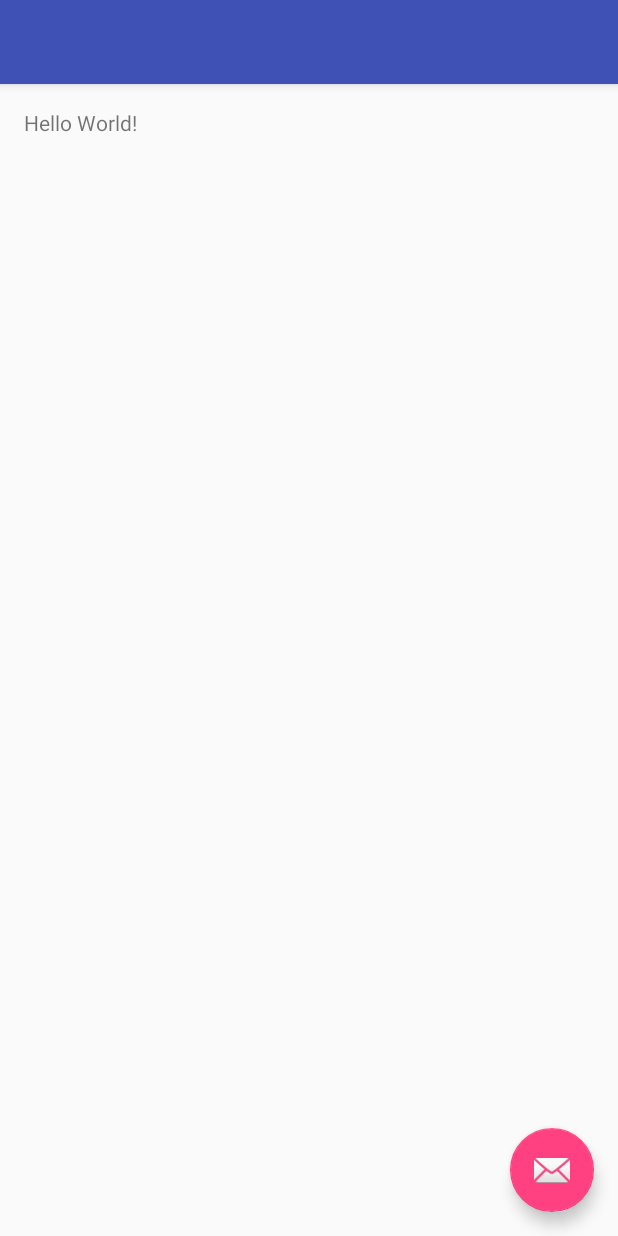
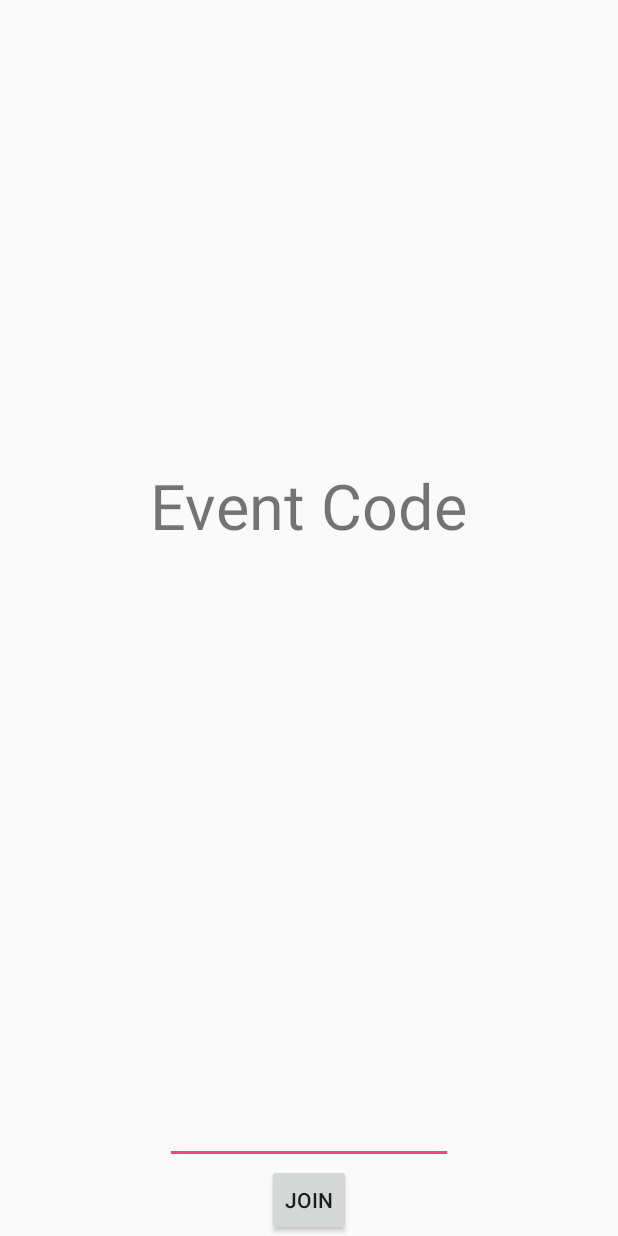
Before and after one commit to AlstonLin/PolarFeed, an Android app: the screen it shows after launch (MainActivity), on a phone screen of 412 x 824 dp. Run offline under Robolectric (Android 15) with nearby library versions, the phone set to English and light mode, and no system bars.

Commit message:
Activity flow, framework, and fragments set up.

```diff
--- a/app/build.gradle
+++ b/app/build.gradle
@@ -30,4 +30,5 @@ dependencies {
     testCompile 'junit:junit:4.12'
     compile 'com.android.support:appcompat-v7:23.1.1'
     compile 'com.android.support:design:23.1.1'
+    compile 'com.android.support:support-v4:23.1.1'
 }
--- a/app/src/main/java/io/alstonlin/wildhacksproject/MainActivity.java
+++ b/app/src/main/java/io/alstonlin/wildhacksproject/MainActivity.java
@@ -1,23 +1,30 @@
 package io.alstonlin.wildhacksproject;
 
-import android.app.Activity;
+import android.content.Intent;
 import android.os.Bundle;
-import android.support.design.widget.FloatingActionButton;
-import android.support.design.widget.Snackbar;
+import android.support.v4.app.FragmentActivity;
 import android.view.View;
-public class MainActivity extends Activity {
+import android.widget.Button;
+import android.widget.EditText;
+
+public class MainActivity extends FragmentActivity {
+    public final static String EXTRA_CODE = "io.alstonlin.wildhacksproject";
 
     @Override
     protected void onCreate(Bundle savedInstanceState) {
         super.onCreate(savedInstanceState);
         setContentView(R.layout.activity_main);
+        Button joinButton = (Button) findViewById(R.id.join);
+        joinButton.setOnClickListener(new View.OnClickListener() {
+            @Override
+            public void onClick(View v) {
+                String code = ((EditText) findViewById(R.id.code)).getText().toString();
+                Intent intent = new Intent(MainActivity.this, AppActivity.class);
 
-        FloatingActionButton fab = (FloatingActionButton) findViewById(R.id.fab);
-        fab.setOnClickListener(new View.OnClickListener() {
-            @Override
-            public void onClick(View view) {
-                Snackbar.make(view, "Replace with your own action", Snackbar.LENGTH_LONG)
-                        .setAction("Action", null).show();
+                //TODO: Validate code
+
+                intent.putExtra(EXTRA_CODE, code);
+                startActivity(intent);
             }
         });
     }
--- a/app/src/main/res/layout/activity_main.xml
+++ b/app/src/main/res/layout/activity_main.xml
@@ -1,25 +1,34 @@
 <?xml version="1.0" encoding="utf-8"?>
-<android.support.design.widget.CoordinatorLayout
+<LinearLayout
     xmlns:android="http://schemas.android.com/apk/res/android"
-    xmlns:app="http://schemas.android.com/apk/res-auto"
     xmlns:tools="http://schemas.android.com/tools" android:layout_width="match_parent"
     android:layout_height="match_parent" android:fitsSystemWindows="true"
+    android:orientation="vertical"
     tools:context=".MainActivity">
 
-    <android.support.design.widget.AppBarLayout android:layout_height="wrap_content"
-        android:layout_width="match_parent" android:theme="@style/AppTheme.AppBarOverlay">
 
-        <android.support.v7.widget.Toolbar android:id="@+id/toolbar"
-            android:layout_width="match_parent" android:layout_height="?attr/actionBarSize"
-            android:background="?attr/colorPrimary" app:popupTheme="@style/AppTheme.PopupOverlay" />
+    <TextView
+        android:layout_width="wrap_content"
+        android:layout_height="0dp"
+        android:layout_weight="3"
+        android:text="Event Code"
+        android:layout_gravity="center_horizontal"
+        android:gravity="bottom"
+        android:paddingTop="100dp"
+        android:textSize="42sp" />
+    <EditText
+        android:layout_width="wrap_content"
+        android:ems="9"
+        android:layout_gravity="center_horizontal"
+        android:layout_height="wrap_content"
+        android:id="@+id/code"
+        android:layout_weight="3" />
+    <Button
+        style="?android:attr/buttonStyleSmall"
+        android:layout_width="wrap_content"
+        android:layout_height="wrap_content"
+        android:layout_gravity="center_horizontal"
+        android:text="Join"
+        android:id="@+id/join" />
 
-    </android.support.design.widget.AppBarLayout>
-
-    <include layout="@layout/content_main" />
-
-    <android.support.design.widget.FloatingActionButton android:id="@+id/fab"
-        android:layout_width="wrap_content" android:layout_height="wrap_content"
-        android:layout_gravity="bottom|end" android:layout_margin="@dimen/fab_margin"
-        android:src="@android:drawable/ic_dialog_email" />
-
-</android.support.design.widget.CoordinatorLayout>
+</LinearLayout>
--- a/app/src/main/res/layout/content_main.xml
+++ /dev/null
@@ -1,14 +0,0 @@
-<?xml version="1.0" encoding="utf-8"?>
-<RelativeLayout xmlns:android="http://schemas.android.com/apk/res/android"
-    xmlns:tools="http://schemas.android.com/tools"
-    xmlns:app="http://schemas.android.com/apk/res-auto" android:layout_width="match_parent"
-    android:layout_height="match_parent" android:paddingLeft="@dimen/activity_horizontal_margin"
-    android:paddingRight="@dimen/activity_horizontal_margin"
-    android:paddingTop="@dimen/activity_vertical_margin"
-    android:paddingBottom="@dimen/activity_vertical_margin"
-    app:layout_behavior="@string/appbar_scrolling_view_behavior"
-    tools:showIn="@layout/activity_main" tools:context=".MainActivity">
-
-    <TextView android:text="Hello World!" android:layout_width="wrap_content"
-        android:layout_height="wrap_content" />
-</RelativeLayout>
--- a/app/src/main/res/values-v21/styles.xml
+++ b/app/src/main/res/values-v21/styles.xml
@@ -1,4 +1,5 @@
 <resources>>
+
     <style name="AppTheme.NoActionBar">
         <item name="windowActionBar">false</item>
         <item name="windowNoTitle">true</item>
--- a/app/src/main/res/values/strings.xml
+++ b/app/src/main/res/values/strings.xml
@@ -1,4 +1,5 @@
 <resources>
     <string name="app_name">WildHacksProject</string>
     <string name="action_settings">Settings</string>
+    <string name="title_activity_app">AppActivity</string>
 </resources>
--- a/app/src/main/res/values/styles.xml
+++ b/app/src/main/res/values/styles.xml
@@ -7,11 +7,14 @@
         <item name="colorPrimaryDark">@color/colorPrimaryDark</item>
         <item name="colorAccent">@color/colorAccent</item>
     </style>
+
     <style name="AppTheme.NoActionBar">
         <item name="windowActionBar">false</item>
         <item name="windowNoTitle">true</item>
     </style>
+
     <style name="AppTheme.AppBarOverlay" parent="ThemeOverlay.AppCompat.Dark.ActionBar" />
+
     <style name="AppTheme.PopupOverlay" parent="ThemeOverlay.AppCompat.Light" />
 
 </resources>
```
Also changed, not shown: app/src/main/AndroidManifest.xml (+11 -3 lines), app/src/main/java/io/alstonlin/wildhacksproject/AppActivity.java (added, +52 -0 lines), app/src/main/java/io/alstonlin/wildhacksproject/CameraFragment.java (added, +108 -0 lines), app/src/main/java/io/alstonlin/wildhacksproject/FeedFragment.java (added, +108 -0 lines), app/src/main/java/io/alstonlin/wildhacksproject/PagerAdapter.java (added, +34 -0 lines), app/src/main/res/layout/activity_app.xml (added, +35 -0 lines), app/src/main/res/layout/content_feed.xml (added, +15 -0 lines), app/src/main/res/layout/fragment_camera.xml (added, +13 -0 lines), app/src/main/res/layout/fragment_feed.xml (added, +13 -0 lines).
